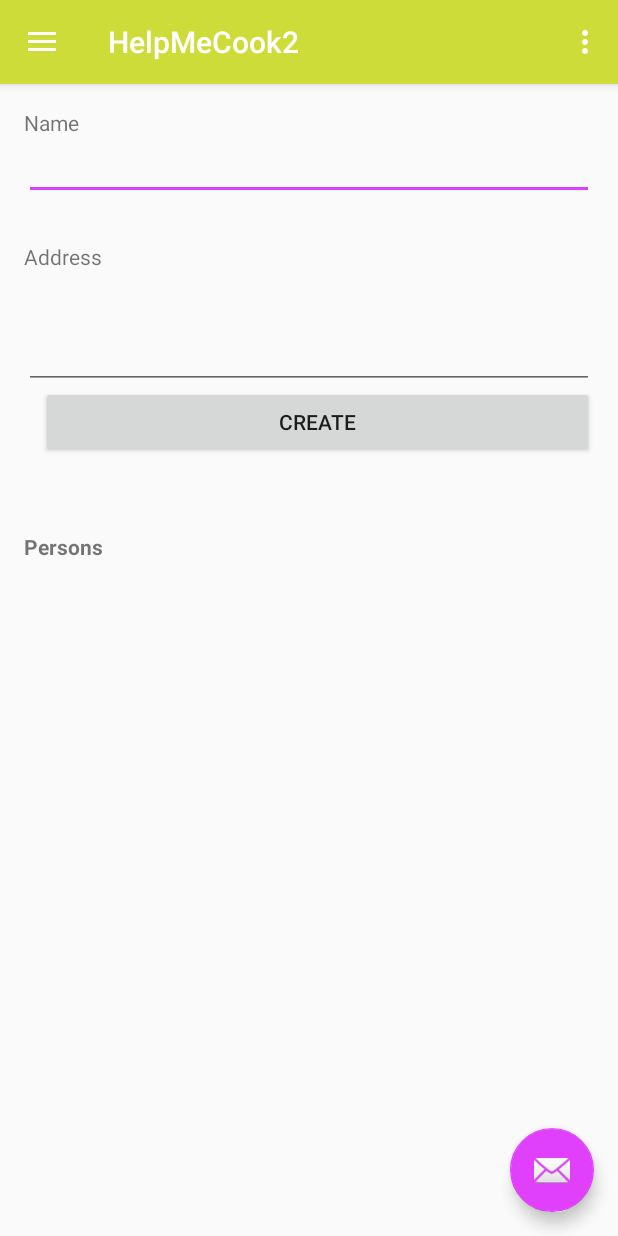
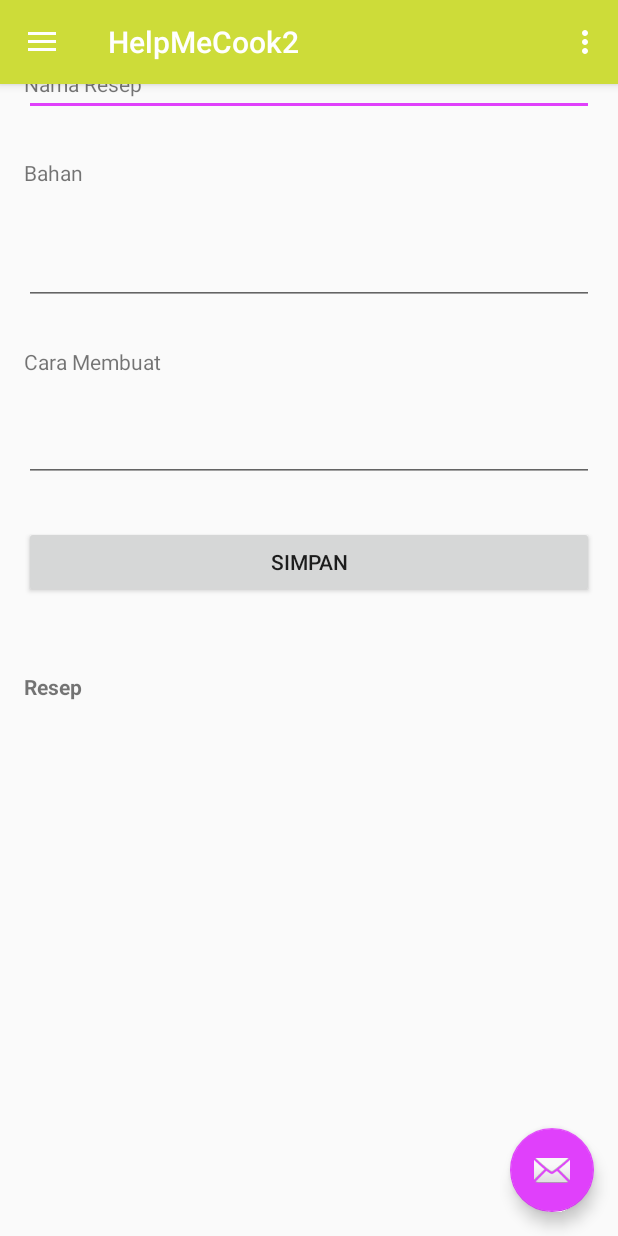
Before and after one commit to aviliaxiir407/Help-Me-Cook-, an Android app: the screen it shows after launch (MainActivity), on a phone screen of 412 x 824 dp. Run offline under Robolectric (Android 15) with nearby library versions, the phone set to English and light mode, and no system bars; libraries missing offline, so code that uses them is left out: com.firebase.client; 1 statement that could not run was skipped.

Commit message:
Adding data more than 1 values using push()

```diff
--- a/app/src/main/java/id/sch/smktelkom_mlg/project/xirpl407172737/helpmecook2/MainActivity.java
+++ b/app/src/main/java/id/sch/smktelkom_mlg/project/xirpl407172737/helpmecook2/MainActivity.java
@@ -1,5 +1,4 @@
 package id.sch.smktelkom_mlg.project.xirpl407172737.helpmecook2;
-
 import android.os.Bundle;
 import android.support.design.widget.FloatingActionButton;
 import android.support.design.widget.NavigationView;
@@ -16,13 +15,16 @@ import android.widget.Button;
 import android.widget.EditText;
 import android.widget.TextView;
 
+import com.firebase.client.DataSnapshot;
 import com.firebase.client.Firebase;
-
+import com.firebase.client.FirebaseError;
+import com.firebase.client.ValueEventListener;
 public class MainActivity extends AppCompatActivity
         implements NavigationView.OnNavigationItemSelectedListener {
-    private EditText editTextName;
-    private EditText editTextAddress;
+    private EditText editTextNamaResep;
+    private EditText editTextBahan;
     private TextView textViewPersons;
+    private EditText editTextCaraMembuat;
     private Button buttonSave;
 
     @Override
@@ -31,12 +33,14 @@ public class MainActivity extends AppCompatActivity
         setContentView(R.layout.activity_main);
         Toolbar toolbar = (Toolbar) findViewById(R.id.toolbar);
         setSupportActionBar(toolbar);
+
         Firebase.setAndroidContext(this);
 
         buttonSave = (Button) findViewById(R.id.buttonSave);
-        editTextName = (EditText) findViewById(R.id.editTextName);
-        editTextAddress = (EditText) findViewById(R.id.editTextAddress);
+        editTextNamaResep = (EditText) findViewById(R.id.editTextNamaResep);
+        editTextBahan = (EditText) findViewById(R.id.editTextBahan);
         textViewPersons = (TextView) findViewById(R.id.textViewPersons);
+        editTextCaraMembuat = (EditText) findViewById(R.id.editTextCaraMembuat);
 
         //Click Listener for button
         buttonSave.setOnClickListener(new View.OnClickListener() {
@@ -46,18 +50,40 @@ public class MainActivity extends AppCompatActivity
                 Firebase ref = new Firebase(config.FIREBASE_URL);
 
                 //Getting values to store
-                String name = editTextName.getText().toString().trim();
-                String address = editTextAddress.getText().toString().trim();
+                String namaresep = editTextNamaResep.getText().toString().trim();
+                String bahan = editTextBahan.getText().toString().trim();
+                String caramembuat = editTextCaraMembuat.getText().toString().trim();
 
-                //Creating Person object
-                person person = new person();
+                //Creating resep object
+                final resep resep = new resep();
 
                 //Adding values
-                person.setName(name);
-                person.setAddress(address);
+                resep.setName(namaresep);
+                resep.setBahan(bahan);
+                resep.setCara(caramembuat);
 
                 //Storing values to firebase
-                ref.child("person").setValue(person);
+
+                ref.child("resep").push().setValue(resep);
+                ref.addValueEventListener(new ValueEventListener() {
+                    @Override
+                    public void onDataChange(DataSnapshot dataSnapshot) {
+
+                        resep resep = dataSnapshot.getValue(resep.class);
+
+                        //Adding it to a string
+                        String string = "Nama Resep: " + resep.getName() + "\nBahan: " + resep.getBahan() + "\nCara Membuat: " + resep.getCara() + "\n\n";
+
+                        //Displaying it on textview
+                        textViewPersons.setText(string);
+                    }
+
+                    @Override
+                    public void onCancelled(FirebaseError firebaseError) {
+                        System.out.println("The read failed: " + firebaseError.getMessage());
+                    }
+                });
+
             }
         });
 
--- a/app/src/main/res/layout/content_main.xml
+++ b/app/src/main/res/layout/content_main.xml
@@ -1,8 +1,12 @@
-<?xml version="1.0" encoding="utf-8"?>
-<RelativeLayout xmlns:android="http://schemas.android.com/apk/res/android"
+<?xml version="1.0" encoding="utf-8"?><?xml version="1.0" encoding="utf-8"?>
+<ScrollView xmlns:android="http://schemas.android.com/apk/res/android"
     xmlns:app="http://schemas.android.com/apk/res-auto"
     xmlns:tools="http://schemas.android.com/tools"
     android:id="@+id/content_main"
+    android:layout_width="match_parent"
+    android:layout_height="match_parent">
+
+    <RelativeLayout
         android:layout_width="match_parent"
         android:layout_height="match_parent"
         android:paddingBottom="@dimen/activity_vertical_margin"
@@ -12,14 +16,19 @@
         app:layout_behavior="@string/appbar_scrolling_view_behavior"
         tools:context="id.sch.smktelkom_mlg.project.xirpl407172737.helpmecook2.MainActivity"
         tools:showIn="@layout/app_bar_main">
-        <TextView
-            android:text="Name"
-            android:layout_width="match_parent"
-            android:layout_height="wrap_content" />
 
 
+        <TextView
+            android:layout_width="match_parent"
+            android:layout_height="wrap_content"
+            android:layout_alignBaseline="@+id/editTextNamaResep"
+            android:layout_alignBottom="@+id/editTextNamaResep"
+            android:layout_alignParentLeft="true"
+            android:layout_alignParentStart="true"
+            android:text="Nama Resep" />
+
         <EditText
-        android:id="@+id/editTextName"
+            android:id="@+id/editTextNamaResep"
             android:layout_width="match_parent"
             android:layout_height="wrap_content"
             android:layout_alignParentLeft="true"
@@ -27,51 +36,74 @@
             android:layout_marginTop="16dp" />
 
         <TextView
-            android:text="Address"
             android:layout_width="match_parent"
             android:layout_height="wrap_content"
-        android:layout_below="@+id/editTextName"
             android:layout_alignParentLeft="true"
             android:layout_alignParentStart="true"
-        android:layout_marginTop="28dp" />
+            android:layout_below="@+id/editTextNamaResep"
+            android:layout_marginTop="28dp"
+            android:text="Bahan" />
 
 
         <EditText
-            android:id="@+id/editTextAddress"
+            android:id="@+id/editTextBahan"
             android:layout_width="match_parent"
             android:layout_height="wrap_content"
             android:layout_alignParentLeft="true"
             android:layout_alignParentStart="true"
             android:layout_marginTop="142dp" />
 
-    <Button
-        android:id="@+id/buttonSave"
-        android:text="Create"
+        <TextView
+            android:id="@+id/caramembuat"
             android:layout_width="match_parent"
             android:layout_height="wrap_content"
-        android:layout_below="@+id/editTextName"
             android:layout_alignParentLeft="true"
             android:layout_alignParentStart="true"
-        android:layout_marginLeft="11dp"
-        android:layout_marginStart="11dp"
-        android:layout_marginTop="124dp" />
+            android:layout_below="@+id/editTextBahan"
+            android:layout_marginTop="28dp"
+            android:text="Cara Membuat" />
+
+
+        <EditText
+            android:id="@+id/editTextCaraMembuat"
+            android:layout_width="match_parent"
+            android:layout_height="wrap_content"
+            android:layout_alignLeft="@+id/buttonSave"
+            android:layout_alignStart="@+id/buttonSave"
+            android:layout_below="@+id/caramembuat"
+            android:layout_marginTop="25dp" />
 
         <TextView
-            android:text="Persons"
-            android:textStyle="bold"
+            android:id="@+id/person"
             android:layout_width="match_parent"
             android:layout_height="wrap_content"
-        android:layout_below="@+id/buttonSave"
             android:layout_alignParentLeft="true"
             android:layout_alignParentStart="true"
-        android:layout_marginTop="49dp" />
+            android:layout_below="@+id/buttonSave"
+            android:layout_marginTop="49dp"
+            android:text="Resep"
+            android:textStyle="bold" />
 
         <TextView
             android:id="@+id/textViewPersons"
             android:layout_width="match_parent"
             android:layout_height="wrap_content"
-        android:layout_alignParentLeft="true"
-        android:layout_alignParentStart="true"
-        android:layout_marginBottom="15dp" />
+            android:layout_alignLeft="@+id/buttonSave"
+            android:layout_alignStart="@+id/buttonSave"
+            android:layout_below="@+id/person"
+            android:layout_marginLeft="12dp"
+            android:layout_marginStart="12dp"
+            android:layout_marginTop="42dp" />
+
+        <Button
+            android:id="@+id/buttonSave"
+            android:layout_width="match_parent"
+            android:layout_height="wrap_content"
+            android:layout_alignParentEnd="true"
+            android:layout_alignParentRight="true"
+            android:layout_below="@+id/editTextCaraMembuat"
+            android:layout_marginTop="29dp"
+            android:text="Simpan" />
 
     </RelativeLayout>
+</ScrollView>
```
Also changed, not shown: app/src/main/java/id/sch/smktelkom_mlg/project/xirpl407172737/helpmecook2/person.java (deleted, +0 -31 lines), app/src/main/java/id/sch/smktelkom_mlg/project/xirpl407172737/helpmecook2/resep.java (added, +41 -0 lines). Lines whose indentation alone changed are shown as unchanged.
